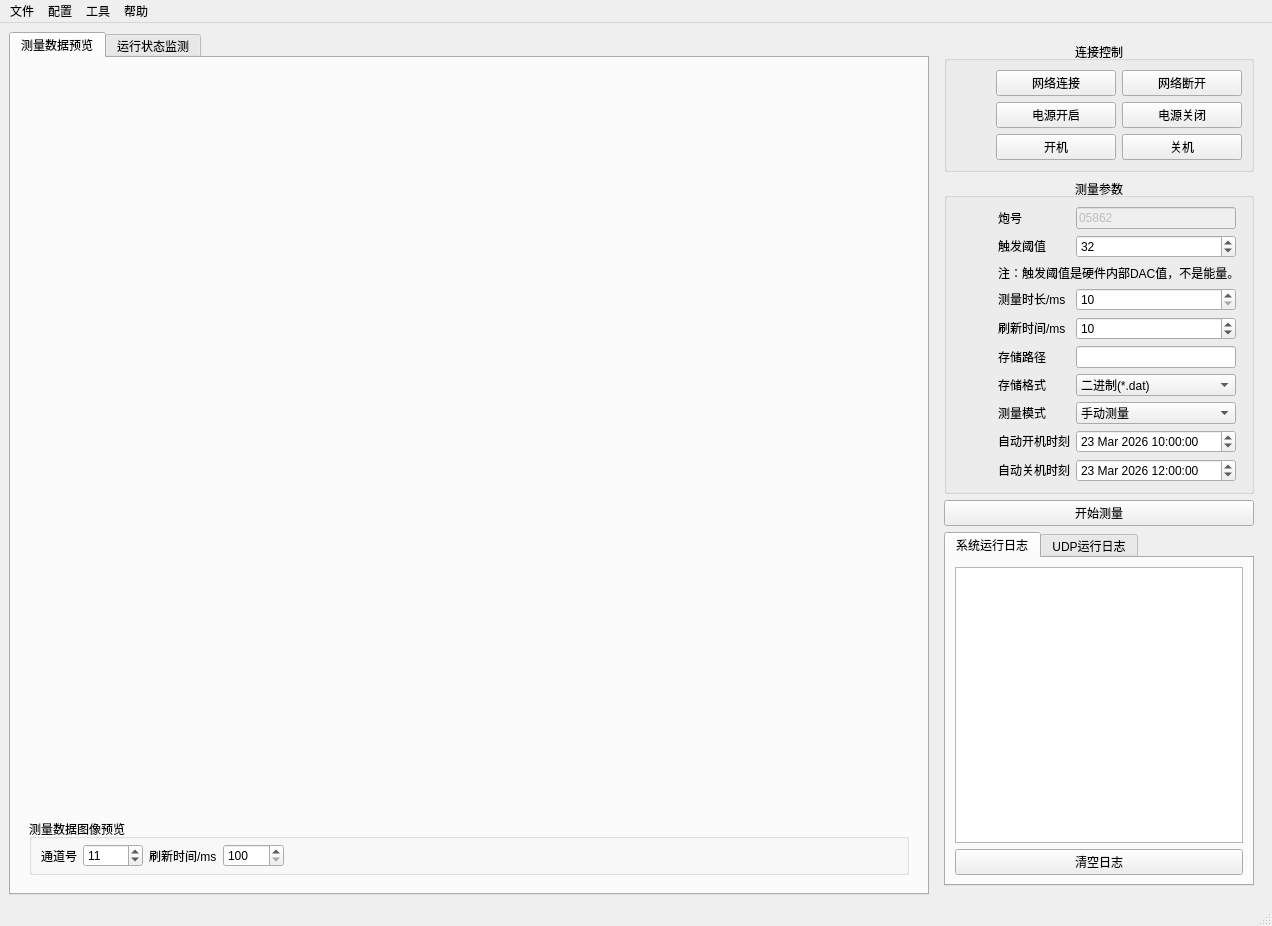
Above: mainwindow.ui from MrXiaomao/HardXrayCamera before the change. Below: the same form after it.
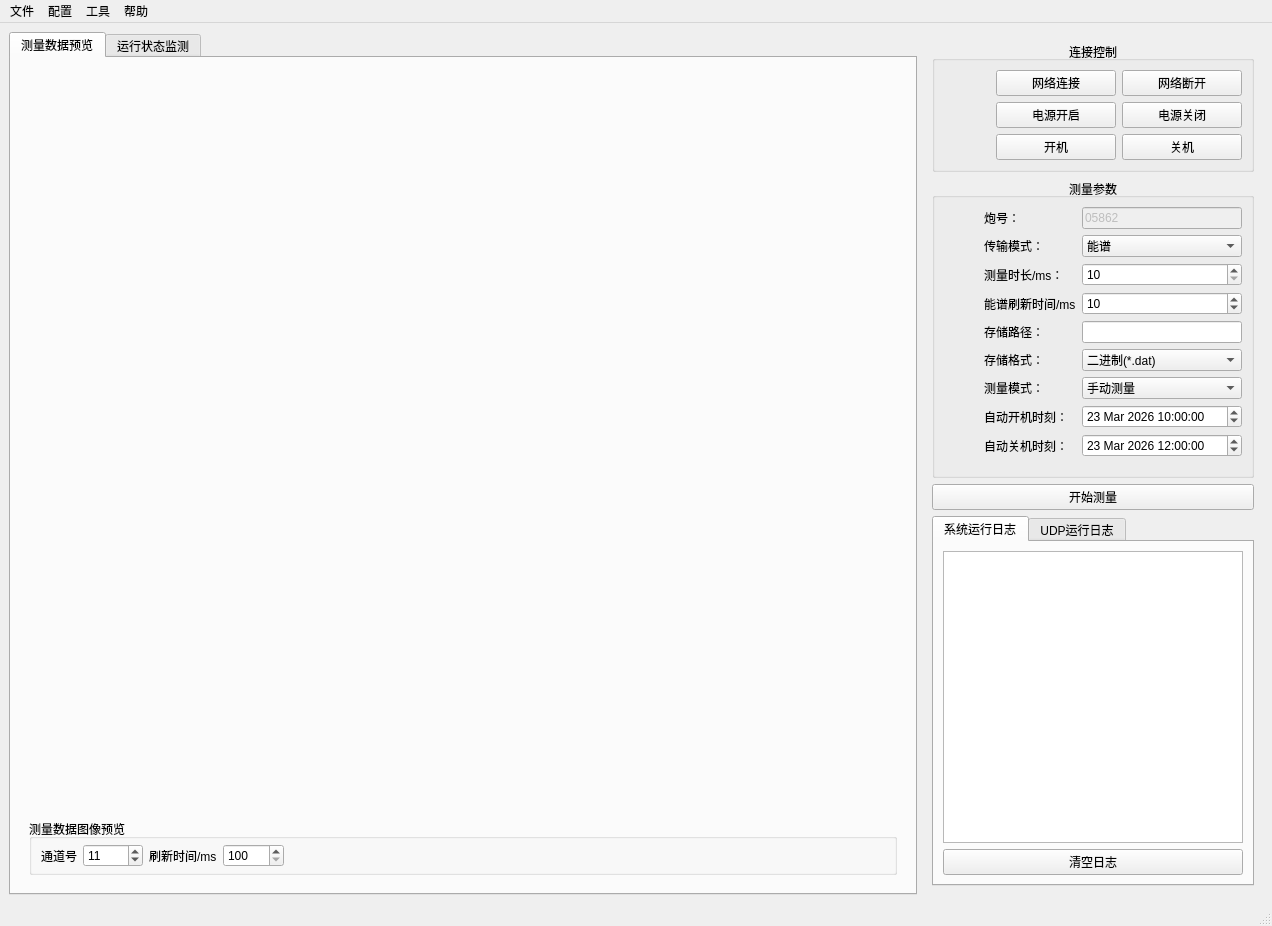
That is the form after the change. Custom widgets are drawn as their Qt base class.

Commit message: 完善开始测量、停止测量，对FPGA发送指令，并对返回512道能谱数据进行解析。

Patch:
```diff
--- a/mainwindow.ui
+++ b/mainwindow.ui
@@ -542,30 +542,52 @@
           </item>
           <item>
            <layout class="QGridLayout" name="gridLayout_2">
-            <item row="1" column="1">
-             <widget class="QSpinBox" name="spinBox_3">
+            <property name="verticalSpacing">
+             <number>6</number>
+            </property>
+            <item row="0" column="1">
+             <widget class="QLineEdit" name="lineEdit">
+              <property name="enabled">
+               <bool>false</bool>
+              </property>
+              <property name="text">
+               <string>05862</string>
+              </property>
+              <property name="readOnly">
+               <bool>true</bool>
+              </property>
+             </widget>
+            </item>
+            <item row="2" column="1">
+             <widget class="QSpinBox" name="spb_measureTime">
+              <property name="minimum">
+               <number>10</number>
+              </property>
               <property name="maximum">
-               <number>8192</number>
-              </property>
-              <property name="value">
-               <number>32</number>
+               <number>100000</number>
               </property>
              </widget>
             </item>
-            <item row="6" column="0">
-             <widget class="QLabel" name="label_6">
+            <item row="9" column="0">
+             <widget class="QLabel" name="label_9">
               <property name="sizePolicy">
                <sizepolicy hsizetype="Preferred" vsizetype="Fixed">
                 <horstretch>0</horstretch>
                 <verstretch>0</verstretch>
                </sizepolicy>
               </property>
+              <property name="minimumSize">
+               <size>
+                <width>0</width>
+                <height>21</height>
+               </size>
+              </property>
               <property name="text">
-               <string>存储路径</string>
+               <string>自动开机时刻：</string>
               </property>
              </widget>
             </item>
-            <item row="9" column="1">
+            <item row="8" column="1">
              <widget class="QComboBox" name="comboBox_2">
               <item>
                <property name="text">
@@ -585,32 +607,19 @@
              </widget>
             </item>
             <item row="1" column="0">
-             <widget class="QLabel" name="label_2">
-              <property name="sizePolicy">
-               <sizepolicy hsizetype="Preferred" vsizetype="Fixed">
-                <horstretch>0</horstretch>
-                <verstretch>0</verstretch>
-               </sizepolicy>
+             <widget class="QLabel" name="label_11">
+              <property name="minimumSize">
+               <size>
+                <width>0</width>
+                <height>21</height>
+               </size>
               </property>
               <property name="text">
-               <string>触发阈值</string>
+               <string>传输模式：</string>
               </property>
              </widget>
             </item>
-            <item row="11" column="0">
-             <widget class="QLabel" name="label_10">
-              <property name="sizePolicy">
-               <sizepolicy hsizetype="Preferred" vsizetype="Fixed">
-                <horstretch>0</horstretch>
-                <verstretch>0</verstretch>
-               </sizepolicy>
-              </property>
-              <property name="text">
-               <string>自动关机时刻</string>
-              </property>
-             </widget>
-            </item>
-            <item row="6" column="1">
+            <item row="5" column="1">
              <widget class="QLineEdit" name="le_savePath">
               <property name="minimumSize">
                <size>
@@ -620,26 +629,27 @@
               </property>
              </widget>
             </item>
-            <item row="10" column="1">
-             <widget class="QDateTimeEdit" name="dateTimeEdit">
-              <property name="date">
-               <date>
-                <year>2026</year>
-                <month>3</month>
-                <day>23</day>
-               </date>
+            <item row="5" column="0">
+             <widget class="QLabel" name="label_6">
+              <property name="sizePolicy">
+               <sizepolicy hsizetype="Preferred" vsizetype="Fixed">
+                <horstretch>0</horstretch>
+                <verstretch>0</verstretch>
+               </sizepolicy>
               </property>
-              <property name="time">
-               <time>
-                <hour>10</hour>
-                <minute>0</minute>
-                <second>0</second>
-               </time>
+              <property name="minimumSize">
+               <size>
+                <width>0</width>
+                <height>21</height>
+               </size>
+              </property>
+              <property name="text">
+               <string>存储路径：</string>
               </property>
              </widget>
             </item>
-            <item row="4" column="1">
-             <widget class="QSpinBox" name="spinBox">
+            <item row="3" column="1">
+             <widget class="QSpinBox" name="spb_specRefashTime">
               <property name="maximum">
                <number>10000</number>
               </property>
@@ -648,22 +658,6 @@
               </property>
              </widget>
             </item>
-            <item row="2" column="0" colspan="3">
-             <widget class="QLabel" name="label_3">
-              <property name="sizePolicy">
-               <sizepolicy hsizetype="Preferred" vsizetype="Fixed">
-                <horstretch>0</horstretch>
-                <verstretch>0</verstretch>
-               </sizepolicy>
-              </property>
-              <property name="text">
-               <string>注：触发阈值是硬件内部DAC值，不是能量。</string>
-              </property>
-              <property name="wordWrap">
-               <bool>true</bool>
-              </property>
-             </widget>
-            </item>
             <item row="0" column="0">
              <widget class="QLabel" name="label">
               <property name="sizePolicy">
@@ -672,12 +666,88 @@
                 <verstretch>0</verstretch>
                </sizepolicy>
               </property>
+              <property name="minimumSize">
+               <size>
+                <width>0</width>
+                <height>21</height>
+               </size>
+              </property>
               <property name="text">
-               <string>炮号</string>
+               <string>炮号：</string>
               </property>
              </widget>
             </item>
-            <item row="4" column="0">
+            <item row="7" column="0">
+             <widget class="QLabel" name="label_7">
+              <property name="sizePolicy">
+               <sizepolicy hsizetype="Preferred" vsizetype="Fixed">
+                <horstretch>0</horstretch>
+                <verstretch>0</verstretch>
+               </sizepolicy>
+              </property>
+              <property name="minimumSize">
+               <size>
+                <width>0</width>
+                <height>21</height>
+               </size>
+              </property>
+              <property name="text">
+               <string>存储格式：</string>
+              </property>
+             </widget>
+            </item>
+            <item row="2" column="0">
+             <widget class="QLabel" name="label_5">
+              <property name="sizePolicy">
+               <sizepolicy hsizetype="Fixed" vsizetype="Fixed">
+                <horstretch>0</horstretch>
+                <verstretch>0</verstretch>
+               </sizepolicy>
+              </property>
+              <property name="minimumSize">
+               <size>
+                <width>0</width>
+                <height>21</height>
+               </size>
+              </property>
+              <property name="text">
+               <string>测量时长/ms：</string>
+              </property>
+             </widget>
+            </item>
+            <item row="7" column="1">
+             <widget class="QComboBox" name="cmb_saveFormat">
+              <item>
+               <property name="text">
+                <string>二进制(*.dat)</string>
+               </property>
+              </item>
+              <item>
+               <property name="text">
+                <string>文本(*.txt)</string>
+               </property>
+              </item>
+             </widget>
+            </item>
+            <item row="9" column="1">
+             <widget class="QDateTimeEdit" name="dateTimeEdit">
+              <property name="date">
+               <date>
+                <year>2026</year>
+                <month>3</month>
+                <day>23</day>
+               </date>
+              </property>
+              <property name="time">
+               <time>
+                <hour>10</hour>
+                <minute>0</minute>
+                <second>0</second>
+               </time>
+              </property>
+             </widget>
+            </item>
+            <item row="3" column="0">
              <widget class="QLabel" name="label_4">
               <property name="sizePolicy">
                <sizepolicy hsizetype="Fixed" vsizetype="Fixed">
@@ -685,25 +755,18 @@
                 <verstretch>0</verstretch>
                </sizepolicy>
               </property>
-              <property name="text">
-               <string>刷新时间/ms</string>
+              <property name="minimumSize">
+               <size>
+                <width>0</width>
+                <height>21</height>
+               </size>
               </property>
-             </widget>
-            </item>
-            <item row="10" column="0">
-             <widget class="QLabel" name="label_9">
-              <property name="sizePolicy">
-               <sizepolicy hsizetype="Preferred" vsizetype="Fixed">
-                <horstretch>0</horstretch>
-                <verstretch>0</verstretch>
-               </sizepolicy>
-              </property>
               <property name="text">
-               <string>自动开机时刻</string>
+               <string>能谱刷新时间/ms</string>
               </property>
              </widget>
             </item>
-            <item row="11" column="1">
+            <item row="10" column="1">
              <widget class="QDateTimeEdit" name="dateTimeEdit_2">
               <property name="date">
                <date>
@@ -721,80 +784,56 @@
               </property>
              </widget>
             </item>
-            <item row="0" column="1">
-             <widget class="QLineEdit" name="lineEdit">
-              <property name="enabled">
-               <bool>false</bool>
-              </property>
-              <property name="text">
-               <string>05862</string>
-              </property>
-              <property name="readOnly">
-               <bool>true</bool>
-              </property>
-             </widget>
-            </item>
-            <item row="9" column="0">
-             <widget class="QLabel" name="label_8">
-              <property name="sizePolicy">
-               <sizepolicy hsizetype="Preferred" vsizetype="Fixed">
-                <horstretch>0</horstretch>
-                <verstretch>0</verstretch>
-               </sizepolicy>
-              </property>
-              <property name="text">
-               <string>测量模式</string>
-              </property>
-             </widget>
-            </item>
-            <item row="3" column="0">
-             <widget class="QLabel" name="label_5">
-              <property name="sizePolicy">
-               <sizepolicy hsizetype="Fixed" vsizetype="Fixed">
-                <horstretch>0</horstretch>
-                <verstretch>0</verstretch>
-               </sizepolicy>
-              </property>
-              <property name="text">
-               <string>测量时长/ms</string>
-              </property>
-             </widget>
-            </item>
-            <item row="3" column="1">
-             <widget class="QSpinBox" name="spinBox_2">
-              <property name="minimum">
-               <number>10</number>
-              </property>
-              <property name="maximum">
-               <number>100000</number>
-              </property>
+            <item row="1" column="1">
+             <widget class="QComboBox" name="cmb_transferMode">
+              <item>
+               <property name="text">
+                <string>能谱</string>
+               </property>
+              </item>
+              <item>
+               <property name="text">
+                <string>波形</string>
+               </property>
+              </item>
              </widget>
             </item>
             <item row="8" column="0">
-             <widget class="QLabel" name="label_7">
+             <widget class="QLabel" name="label_8">
               <property name="sizePolicy">
                <sizepolicy hsizetype="Preferred" vsizetype="Fixed">
                 <horstretch>0</horstretch>
                 <verstretch>0</verstretch>
                </sizepolicy>
               </property>
+              <property name="minimumSize">
+               <size>
+                <width>0</width>
+                <height>21</height>
+               </size>
+              </property>
               <property name="text">
-               <string>存储格式</string>
+               <string>测量模式：</string>
               </property>
              </widget>
             </item>
-            <item row="8" column="1">
-             <widget class="QComboBox" name="comboBox">
-              <item>
-               <property name="text">
-                <string>二进制(*.dat)</string>
-               </property>
-              </item>
-              <item>
-               <property name="text">
-                <string>文本(*.txt)</string>
-               </property>
-              </item>
+            <item row="10" column="0">
+             <widget class="QLabel" name="label_10">
+              <property name="sizePolicy">
+               <sizepolicy hsizetype="Preferred" vsizetype="Fixed">
+                <horstretch>0</horstretch>
+                <verstretch>0</verstretch>
+               </sizepolicy>
+              </property>
+              <property name="minimumSize">
+               <size>
+                <width>0</width>
+                <height>21</height>
+               </size>
+              </property>
+              <property name="text">
+               <string>自动关机时刻：</string>
+              </property>
              </widget>
             </item>
            </layout>
```
The commit also changes 7 other files.
